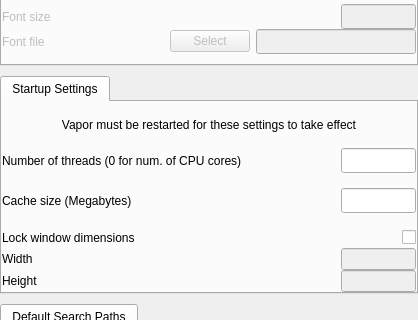
First picture: the form in apps/vaporgui/SettingsGUI.ui, repository StasJ/vapor-formatted, before the edit; both pictures show x 0 to 418 and y 156 to 476 of the 418 by 808 pixel window.
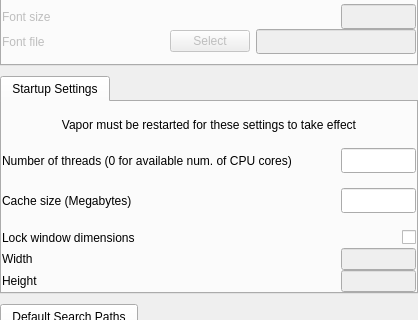
Second picture: the form after the edit.

The edit to the form file:
```diff
--- a/apps/vaporgui/SettingsGUI.ui
+++ b/apps/vaporgui/SettingsGUI.ui
@@ -471,7 +471,7 @@
          <item>
           <widget class="QLabel" name="label_9">
            <property name="text">
-            <string>Number of threads (0 for num. of CPU cores)</string>
+            <string>Number of threads (0 for available num. of CPU cores)</string>
            </property>
           </widget>
          </item>
```
